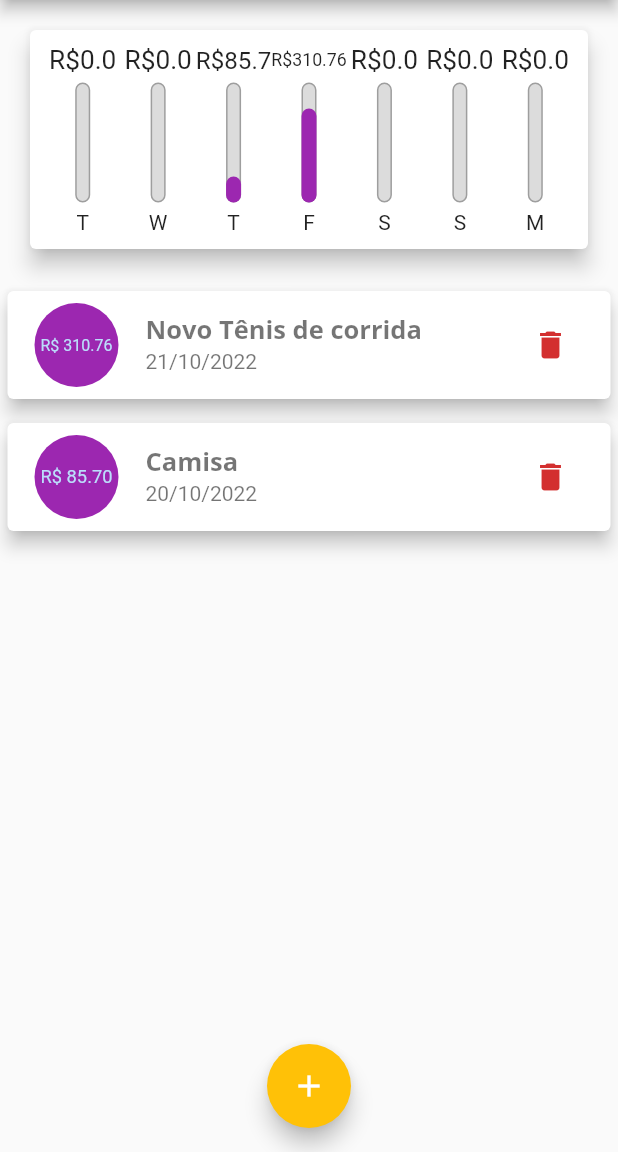
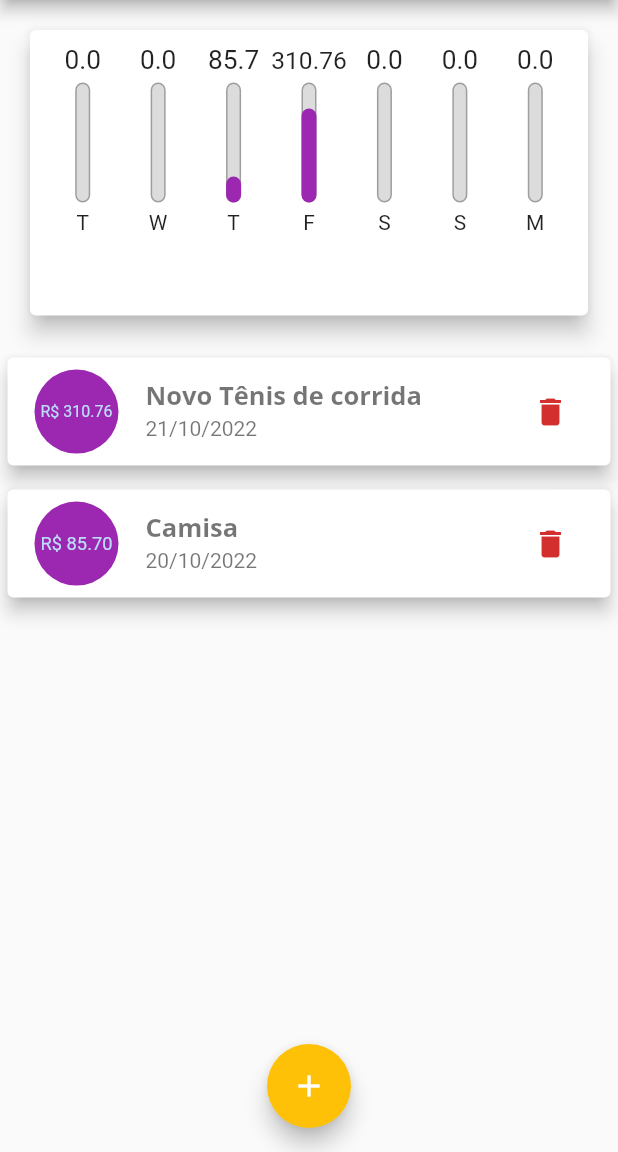
Before and after one commit to MarhlonKorb/expenses, a Flutter app: the screen it shows after launch, on a phone screen of 412 x 824 dp, the part 84-1236 px from its top. Run offline on Flutter 3.47's test engine with Material 2 defaults, Android fonts, the phone set to English and light mode, and no system bars; Roboto replaces fonts that are missing (QuickSand).

Commit message:
Corerecao do scroll da lista
Foi implementado o cálculo para identificar e designar a proporção entre o widget do gráfico para o widget de listagem.

```diff
--- a/lib/components/chart_bar.dart
+++ b/lib/components/chart_bar.dart
@@ -18,7 +18,7 @@ class ChartBar extends StatelessWidget {
         // Widget que adapta o valor do campo para caber dentro das colunas
         SizedBox(
           height: 20,
-          child: FittedBox(child: Text('R\$$value'))),
+          child: FittedBox(child: Text('$value'))),
         const SizedBox(height: 5),
         SizedBox(
           height: 80,
--- a/lib/components/transaction_list.dart
+++ b/lib/components/transaction_list.dart
@@ -12,10 +12,7 @@ class TransactionList extends StatelessWidget {
 
   @override
   Widget build(BuildContext context) {
-    return SizedBox(
-      height: 430,
-      // Método builder redimensiona os itens na tela de forma que possíbilite o scroll da tela
-      child: transactions.isEmpty
+    return transactions.isEmpty
         ? Column(
             children: [
               const SizedBox(height: 20),
@@ -59,7 +56,6 @@ class TransactionList extends StatelessWidget {
                 ),
               );
             },
-            ),
           );
   }
 }
--- a/lib/main.dart
+++ b/lib/main.dart
@@ -26,7 +26,9 @@ class ExpensesApp extends StatelessWidget {
                   fontSize: 17,
                   fontWeight: FontWeight.bold)),
           appBarTheme: AppBarTheme(
-              toolbarTextStyle: ThemeData.light().textTheme.copyWith(
+            toolbarTextStyle: ThemeData.light()
+                .textTheme
+                .copyWith(
                     headline1: TextStyle(
                         fontFamily: 'OpenSans',
                         fontSize: 40,
@@ -81,7 +83,7 @@ class _MyHomePageState extends State<MyHomePage> {
     Navigator.of(context).pop();
   }
 
-  _removeTransaction(String id){
+  _removeTransaction(String id) {
     setState(() {
       _transactions.removeWhere((tr) => tr.id == id);
     });
@@ -98,21 +100,29 @@ class _MyHomePageState extends State<MyHomePage> {
 
   @override
   Widget build(BuildContext context) {
-    return Scaffold(
-      appBar: AppBar(
+    final appBar = AppBar(
       title: Text('Despesas Pessoais'),
       actions: <Widget>[
         IconButton(
             onPressed: () => _openTransactionFormModal(context),
             icon: Icon(Icons.add)),
       ],
-      ),
+    );
+    // Variável utilizada para controlar o scroll da tela em modo paisagem/retrato gerar desproporcionalidade na tela
+    final availableHeight = MediaQuery.of(context).size.height - appBar.preferredSize.height - MediaQuery.of(context).padding.top;
+
+    return Scaffold(
+      appBar: appBar,
       body: SingleChildScrollView(
           child: Column(
               crossAxisAlignment: CrossAxisAlignment.stretch,
               children: <Widget>[
-            Chart(_recentTransactions),
-            TransactionList(_transactions, _removeTransaction),
+            Container(
+                height: availableHeight * 0.3,
+                child: Chart(_recentTransactions)),
+            Container(
+                height: availableHeight * 0.7,
+                child: TransactionList(_transactions, _removeTransaction)),
           ])),
       floatingActionButton: FloatingActionButton(
         child: Icon(Icons.add),
```
Lines whose indentation alone changed are shown as unchanged.
